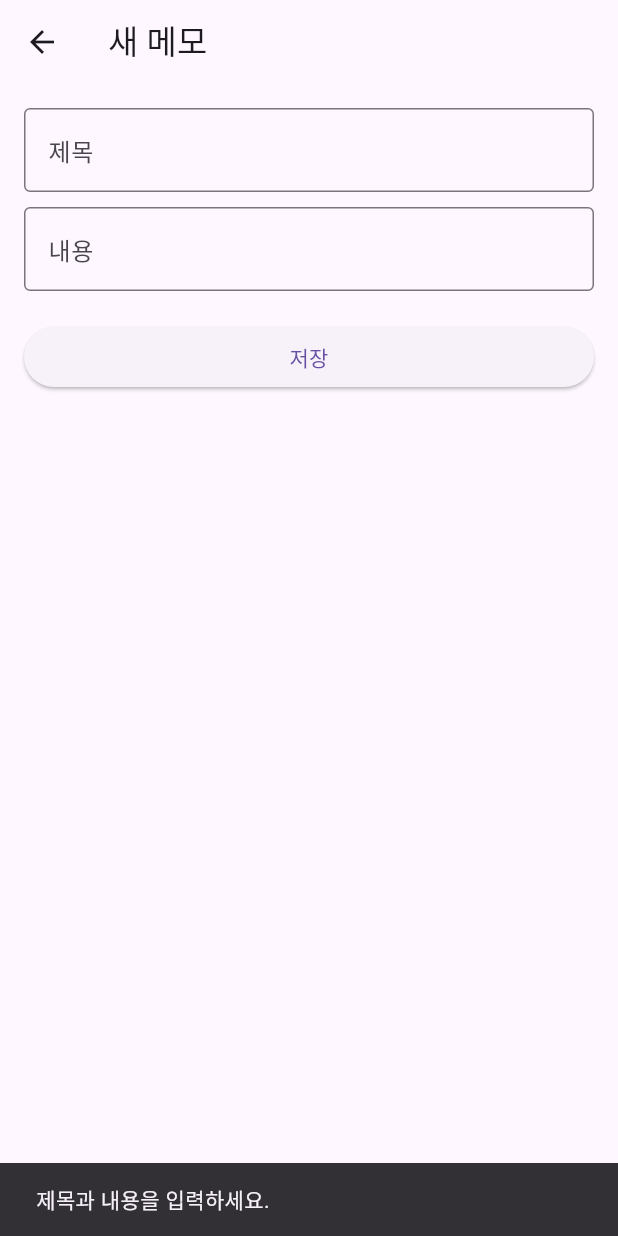
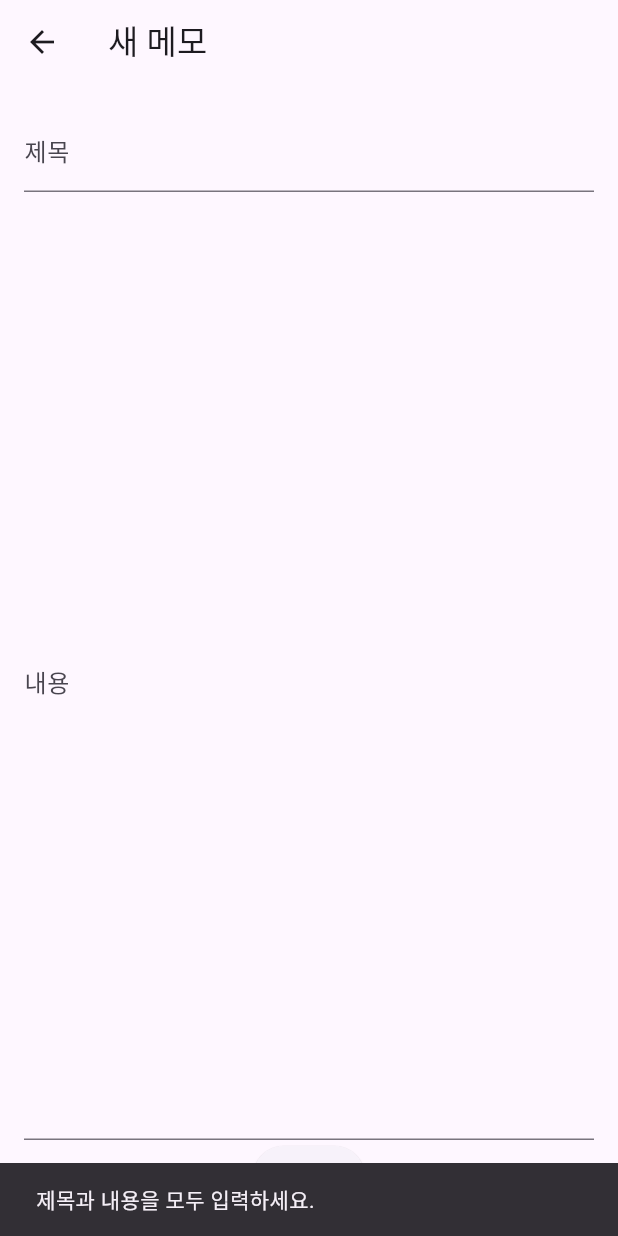
Before and after one commit to choihojean/fitnessapp_capstone, a Flutter app: the ScreenMemo screen opened directly with empty values, after a tap on "저장", on a phone screen of 412 x 824 dp. Run offline on Flutter 3.47's test engine with Material 3 defaults, Android fonts, the phone set to English and light mode, and no system bars; our stand-ins replace image_picker, sqflite; accounts and stored records are empty.

Commit message:
memo update

```diff
--- a/knufit/lib/screen/home_screen/screen_memo.dart
+++ b/knufit/lib/screen/home_screen/screen_memo.dart
@@ -1,9 +1,9 @@
 import 'package:flutter/material.dart';
-import '../../database/db_helper.dart'; // DBHelper 경로 확인
+import '../../database/db_helper.dart';
 
 class ScreenMemo extends StatefulWidget {
-  final Map<String, dynamic> user; // 로그인 정보를 받을 변수
-  final Map<String, dynamic>? memo; // 수정할 메모 정보
+  final Map<String, dynamic> user;
+  final Map<String, dynamic>? memo;
 
   const ScreenMemo({required this.user, this.memo, Key? key}) : super(key: key);
 
@@ -27,36 +27,44 @@ class _ScreenMemoState extends State<ScreenMemo> {
   void _saveMemo() async {
     String title = _titleController.text;
     String content = _contentController.text;
-    int userId = widget.user['id'];
 
-    if (title.isNotEmpty && content.isNotEmpty) {
-      if (widget.memo != null) {
-        // 메모 수정
-        await DBHelper().updateMemo({
-          'id': widget.memo!['id'],
-          'userId': userId,
+    if (title.isEmpty || content.isEmpty) {
+      ScaffoldMessenger.of(context).showSnackBar(
+        SnackBar(content: Text('제목과 내용을 모두 입력하세요.')),
+      );
+      return;
+    }
+
+    if (widget.memo == null) {
+      await DBHelper().insertMemo({
+        'userId': widget.user['id'],
         'title': title,
         'content': content,
       });
-        ScaffoldMessenger.of(context).showSnackBar(SnackBar(
-          content: Text('메모가 수정되었습니다.'),
-        ));
+      ScaffoldMessenger.of(context).showSnackBar(
+        SnackBar(content: Text('메모가 저장되었습니다.')),
+      );
     } else {
-        // 새로운 메모 저장
-        await DBHelper().insertMemo({
-          'userId': userId,
+      await DBHelper().updateMemo({
+        'id': widget.memo!['id'],
         'title': title,
         'content': content,
       });
-        ScaffoldMessenger.of(context).showSnackBar(SnackBar(
-          content: Text('메모가 저장되었습니다.'),
-        ));
+      ScaffoldMessenger.of(context).showSnackBar(
+        SnackBar(content: Text('메모가 수정되었습니다.')),
+      );
     }
-      Navigator.pop(context);
-    } else {
-      ScaffoldMessenger.of(context).showSnackBar(SnackBar(
-        content: Text('제목과 내용을 입력하세요.'),
-      ));
+
+    Navigator.pop(context, true); // 변경 사항이 생겼음을 알림
+  }
+
+  void _deleteMemo() async {
+    if (widget.memo != null) {
+      await DBHelper().deleteMemo(widget.memo!['id']);
+      ScaffoldMessenger.of(context).showSnackBar(
+        SnackBar(content: Text('메모가 삭제되었습니다.')),
+      );
+      Navigator.pop(context, true); // 메모 삭제 후 변경 사항 알림
     }
   }
 
@@ -64,34 +72,36 @@ class _ScreenMemoState extends State<ScreenMemo> {
   Widget build(BuildContext context) {
     return Scaffold(
       appBar: AppBar(
-        title: Text(widget.memo != null ? '메모 수정' : '새 메모'),
+        title: Text(widget.memo == null ? '새 메모' : '메모 수정'),
+        actions: [
+          if (widget.memo != null)
+            IconButton(
+              icon: Icon(Icons.delete),
+              onPressed: _deleteMemo,
+              tooltip: '메모 삭제',
+            ),
+        ],
       ),
       body: Padding(
-        padding: EdgeInsets.all(16.0),
+        padding: const EdgeInsets.all(16.0),
         child: Column(
-          crossAxisAlignment: CrossAxisAlignment.stretch,
           children: [
             TextField(
               controller: _titleController,
-              decoration: InputDecoration(
-                labelText: '제목',
-                border: OutlineInputBorder(),
+              decoration: InputDecoration(labelText: '제목'),
+            ),
+            SizedBox(height: 20),
+            Expanded(
+              child: TextField(
+                controller: _contentController,
+                decoration: InputDecoration(labelText: '내용'),
+                maxLines: null,
+                expands: true,
               ),
             ),
-            SizedBox(height: 10),
-            TextField(
-              controller: _contentController,
-              decoration: InputDecoration(
-                labelText: '내용',
-                border: OutlineInputBorder(),
-              ),
-              maxLines: null,
-              keyboardType: TextInputType.multiline,
-            ),
-            SizedBox(height: 20),
             ElevatedButton(
               onPressed: _saveMemo,
-              child: Text(widget.memo != null ? '저장' : '저장'),
+              child: Text('저장'),
             ),
           ],
         ),
```
Also changed, not shown: knufit/lib/screen/home_screen/screen_home_memo.dart (+39 -32 lines). Lines whose indentation alone changed are shown as unchanged.
